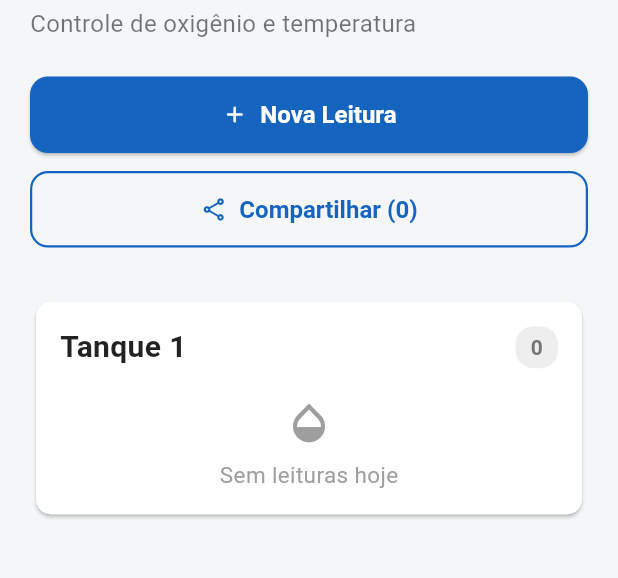
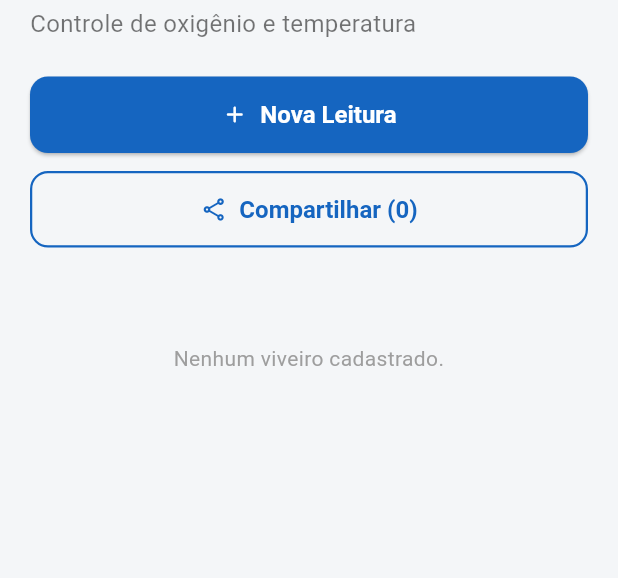
Before and after one commit to rfilholinhares/monitor-viveiro, a Flutter app: the screen it shows after launch, on a phone screen of 412 x 824 dp, the part 168-746 px from its top. Run offline on Flutter 3.47's test engine with Material 3 defaults, Android fonts, the phone set to English and light mode, and no system bars; our stand-ins replace hive, hive_flutter, share_plus; accounts and stored records are empty.

Commit message:
feat: alterado formato de mensagem

```diff
--- a/lib/screens/history_screen.dart
+++ b/lib/screens/history_screen.dart
@@ -103,7 +103,7 @@ class _HistoryScreenState extends State<HistoryScreen> {
             child: ValueListenableBuilder(
               valueListenable: HiveService.instance.getLeiturasListenable(),
               builder: (context, Box<Leitura> leiturasBox, _) {
-                // 1. Filtra as leituras APENAS para este tanque
+                // 1. Filtra as leituras APENAS para este viveiro
                 final tankReadings = leiturasBox.values
                     .where(
                       (leitura) =>
@@ -145,8 +145,8 @@ class _HistoryScreenState extends State<HistoryScreen> {
                   return Center(
                     child: Text(
                       _startDate == null
-                          ? "Nenhum registro encontrado para este tanque."
-                          : "Nenhum registro encontrado para este período.",
+                          ? "Nenhum registro encontrado para este viveiro."
+                          : "Nenhum registro encontrado neste período.",
                       style: const TextStyle(color: Colors.grey, fontSize: 16),
                       textAlign: TextAlign.center,
                     ),
--- a/lib/screens/home_screen.dart
+++ b/lib/screens/home_screen.dart
@@ -116,7 +116,7 @@ class _HomeScreenState extends State<HomeScreen> {
         return AlertDialog(
           title: Text("Confirmar Exclusão"),
           content: Text(
-            "Deseja realmente excluir o tanque \"${tanque.nome}\"?\n\nTodas as leituras de histórico associadas a ele serão perdidas permanentemente.",
+            "Deseja realmente excluir o viveiro \"${tanque.nome}\"?\n\nTodas as leituras de histórico associadas a ele serão perdidas permanentemente.",
           ),
           actions: [
             TextButton(
@@ -230,7 +230,7 @@ class _HomeScreenState extends State<HomeScreen> {
                 color: Theme.of(context).primaryColor,
               ),
               iconSize: 32,
-              tooltip: "Adicionar Novo Tanque",
+              tooltip: "Adicionar Viveiro",
               onPressed: _abrirModalAdicionarTanque, // Chama a nova função
             ),
           ],
@@ -274,7 +274,7 @@ class _HomeScreenState extends State<HomeScreen> {
             child: Padding(
               padding: EdgeInsets.all(32.0),
               child: Text(
-                "Nenhum tanque cadastrado.",
+                "Nenhum viveiro cadastrado.",
                 textAlign: TextAlign.center,
                 style: TextStyle(color: Colors.grey),
               ),
--- a/lib/services/hive_service.dart
+++ b/lib/services/hive_service.dart
@@ -31,17 +31,6 @@ class HiveService {
 
     tanquesBox = await Hive.openBox<Tanque>(tanquesBoxName);
     leiturasBox = await Hive.openBox<Leitura>(leiturasBoxName);
-
-    // Dados mocados
-    if (tanquesBox.isEmpty) {
-      if (kDebugMode) {
-        print("Hive: Populando tanques mocados...");
-      }
-      await tanquesBox.put(
-        'uuid_tanque_1',
-        Tanque(id: 'uuid_tanque_1', nome: 'Tanque 1'),
-      );
-    }
   }
 
   // --- TANQUES ---
@@ -63,7 +52,7 @@ class HiveService {
     );
 
     if (nomeExistente) {
-      throw Exception("Um tanque com este nome já existe.");
+      throw Exception("Um viveiro com este nome já existe.");
     }
 
     final novoId = _uuid.v4();
--- a/lib/widgets/add_tank_modal.dart
+++ b/lib/widgets/add_tank_modal.dart
@@ -42,7 +42,7 @@ class _AddTankModalState extends State<AddTankModal> {
           if (mounted) {
             ScaffoldMessenger.of(context).showSnackBar(
               const SnackBar(
-                content: Text("Tanque atualizado com sucesso!"),
+                content: Text("Viveiro atualizado com sucesso!"),
                 backgroundColor: Colors.green,
               ),
             );
@@ -54,7 +54,7 @@ class _AddTankModalState extends State<AddTankModal> {
           if (mounted) {
             ScaffoldMessenger.of(context).showSnackBar(
               const SnackBar(
-                content: Text("Tanque adicionado com sucesso!"),
+                content: Text("Viveiro adicionado com sucesso!"),
                 backgroundColor: Colors.green,
               ),
             );
@@ -88,7 +88,7 @@ class _AddTankModalState extends State<AddTankModal> {
     return AlertDialog(
       shape: RoundedRectangleBorder(borderRadius: BorderRadius.circular(16.0)),
       title: const Text(
-        "Adicionar Novo Tanque",
+        "Adicionar Novo Viveiro",
         style: TextStyle(fontWeight: FontWeight.bold),
       ),
       contentPadding: const EdgeInsets.fromLTRB(24, 20, 24, 0),
@@ -102,8 +102,8 @@ class _AddTankModalState extends State<AddTankModal> {
               controller: _nameController,
               autofocus: true,
               decoration: const InputDecoration(
-                labelText: "Nome do Tanque",
-                hintText: "Ex: Tanque 6",
+                labelText: "Nome do Viveiro",
+                hintText: "Ex: Viveiro 6",
                 prefixIcon: Icon(Icons.label_important_outline_rounded),
               ),
               validator: (value) {
--- a/lib/widgets/new_reading_modal.dart
+++ b/lib/widgets/new_reading_modal.dart
@@ -52,7 +52,7 @@ class _NewReadingModalState extends State<NewReadingModal> {
       if (_selectedTank == null) {
         ScaffoldMessenger.of(context).showSnackBar(
           const SnackBar(
-            content: Text("Por favor, selecione um tanque."),
+            content: Text("Por favor, selecione um viveiro."),
             backgroundColor: Colors.red,
           ),
         );
@@ -154,7 +154,7 @@ class _NewReadingModalState extends State<NewReadingModal> {
       crossAxisAlignment: CrossAxisAlignment.start,
       children: [
         Text(
-          "Selecione o Tanque",
+          "Selecione o Viveiro",
           style: TextStyle(
             color: Colors.grey.shade800,
             fontWeight: FontWeight.w600,
@@ -165,7 +165,7 @@ class _NewReadingModalState extends State<NewReadingModal> {
           // Usa o tipo Tanque
           value: _selectedTank,
           hint: Text(
-            "Escolha um tanque",
+            "Escolha um viveiro",
             style: TextStyle(color: Colors.grey.shade500),
           ),
           // Itens baseados na lista do Hive
```
Also changed, not shown: lib/services/share_service.dart (+37 -12 lines).
